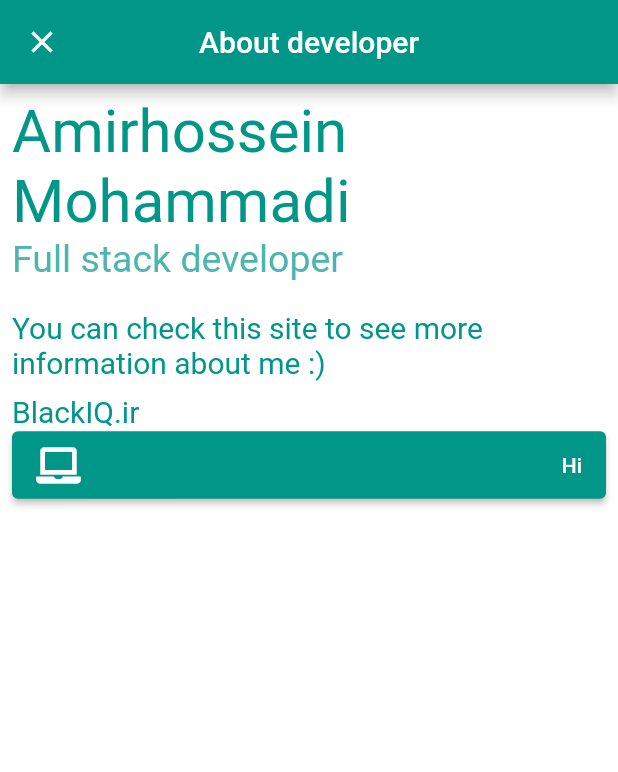
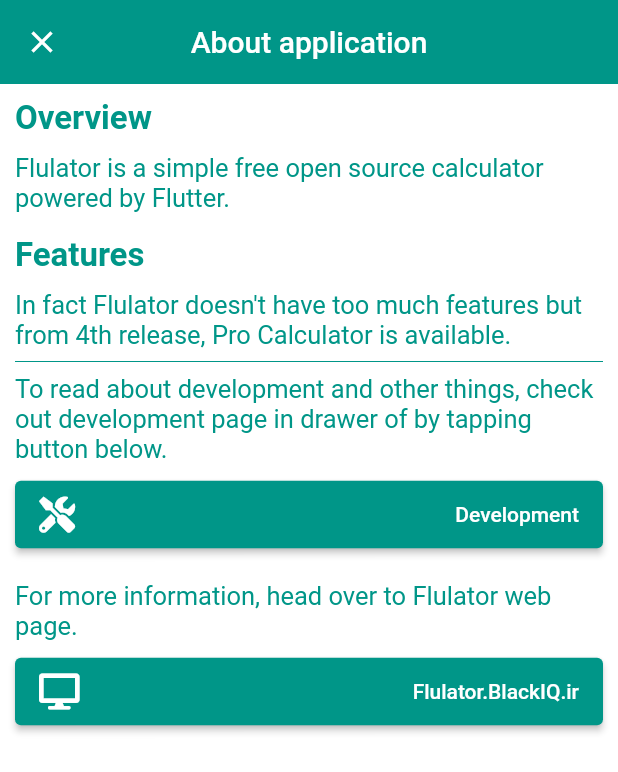
Before and after one commit to BlackIQ/flulator, a Flutter app: the screen it shows after launch, in the side drawer, after a tap on "About App", on a phone screen of 412 x 824 dp. Shown: the top 772 px of the screen. Run offline on Flutter 3.47's test engine with Material 2 defaults, Android fonts, the phone set to English and light mode, and no system bars; our stand-ins replace font_awesome_flutter, google_fonts, math_expressions; Roboto replaces fonts that are missing (Boogaloo).

Commit message:
Create application page

```diff
--- a/lib/app/pages/application.dart
+++ b/lib/app/pages/application.dart
@@ -1,7 +1,12 @@
 import 'package:flulator/app/widgets/buttons/wide_button.dart';
+import 'package:flulator/app/widgets/text/heading.dart';
+import 'package:flulator/app/widgets/text/paragraph.dart';
 import 'package:flutter/material.dart';
 import 'package:font_awesome_flutter/font_awesome_flutter.dart';
 import 'package:google_fonts/google_fonts.dart';
+import 'package:url_launcher/url_launcher.dart';
+
+import 'development.dart';
 
 class Application extends StatelessWidget {
   @override
@@ -9,55 +14,57 @@ class Application extends StatelessWidget {
     return Scaffold(
       backgroundColor: Colors.white,
       appBar: AppBar(
+        elevation: 0,
         title: Text(
-          'About developer',
+          'About application',
           style: GoogleFonts.boogaloo(),
         ),
         centerTitle: true,
       ),
-      body: Padding(
-        padding: const EdgeInsets.all(8),
+      body: SingleChildScrollView(
+        padding: EdgeInsets.all(10),
         child: Column(
           crossAxisAlignment: CrossAxisAlignment.start,
           children: <Widget>[
-            Text(
-              'Amirhossein Mohammadi',
-              style: GoogleFonts.boogaloo(
-                color: Colors.teal,
-                fontSize: 40,
-              ),
+            Heading(text: 'Overview'),
+            SizedBox(height: 10),
+            ParagraphText(
+                text:
+                    'Flulator is a simple free open source calculator powered by Flutter.'),
+            SizedBox(height: 15),
+            Heading(text: 'Features'),
+            SizedBox(height: 10),
+            ParagraphText(
+                text:
+                    "In fact Flulator doesn't have too much features but from 4th release, Pro Calculator is available."),
+            Divider(color: Colors.teal),
+            ParagraphText(
+                text:
+                    "To read about development and other things, check out development page in drawer of by tapping button below."),
+            SizedBox(height: 10),
+            WideButton(
+              onTap: () {
+                Navigator.of(context).push(
+                  MaterialPageRoute(
+                    fullscreenDialog: true,
+                    builder: (context) => Development(),
+                  ),
+                );
+              },
+              text: 'Development',
+              icon: FontAwesomeIcons.tools,
             ),
-            Text(
-              'Full stack developer',
-              style: GoogleFonts.boogaloo(
-                color: Colors.teal[300],
-                fontSize: 25,
-              ),
-            ),
-            SizedBox(
-              height: 20,
-            ),
-            Text(
-              'You can check this site to see more information about me :)',
-              style: GoogleFonts.boogaloo(
-                color: Colors.teal,
-                fontSize: 20,
-              ),
-            ),
-            SizedBox(
-              height: 10,
-            ),
-            Text(
-              'BlackIQ.ir',
-              style: GoogleFonts.boogaloo(
-                color: Colors.teal,
-                fontSize: 20,
-              ),
-            ),
+            SizedBox(height: 20),
+            ParagraphText(
+                text:
+                "For more information, head over to Flulator web page.",),
+            SizedBox(height: 10),
             WideButton(
-              onTap: () {},
-              text: 'Hi',
-              icon: FontAwesomeIcons.laptop,
+              onTap: () async {
+                await launch('https://flulator.blackiq.ir');
+              },
+              text: 'Flulator.BlackIQ.ir',
+              icon: FontAwesomeIcons.desktop,
             ),
           ],
         ),
```
